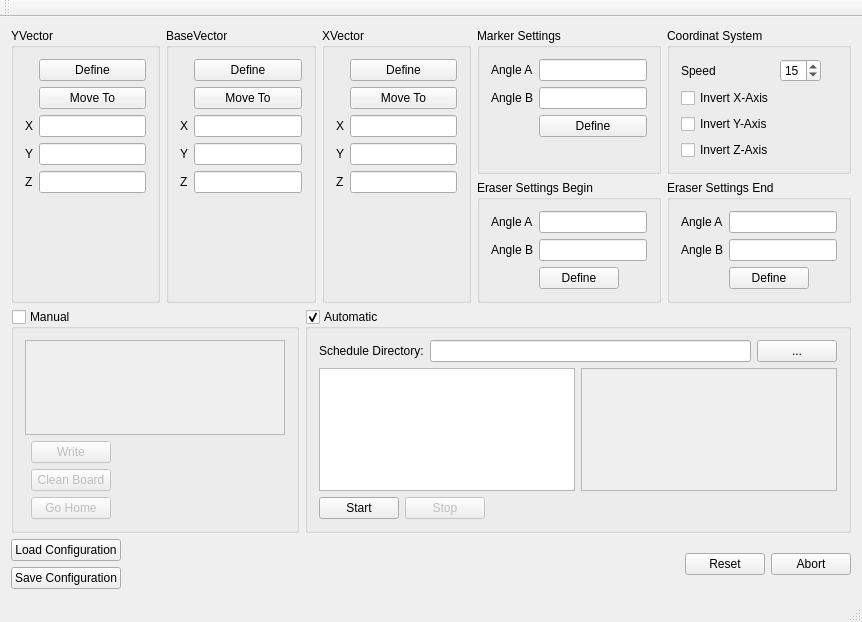
Above: src/DrawTextToPlaneGUI/maingui.ui from yoshi5534/schorsch-the-robot before the change. Below: the same form after it.
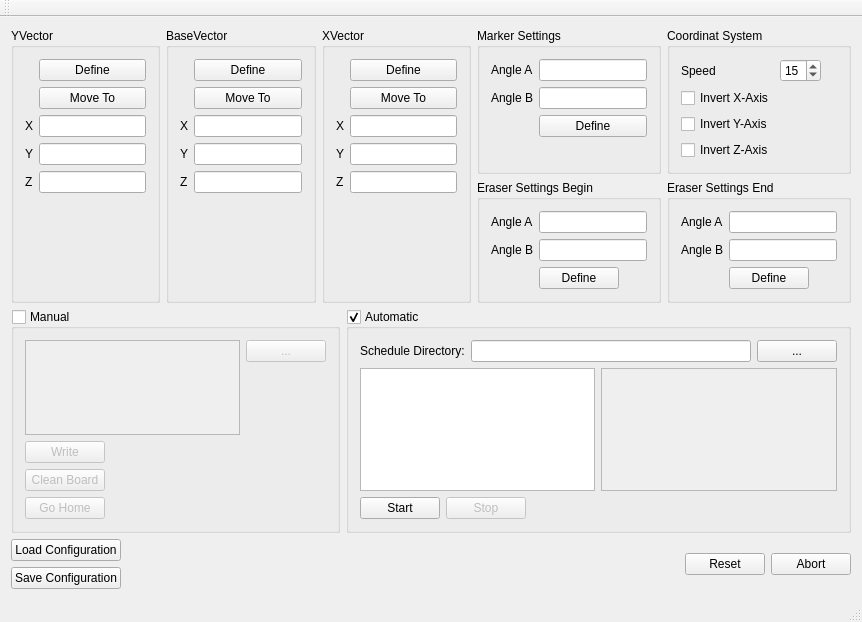
That is the form after the change.

Commit message: added button to laod preformated text

What changed in the file:
```diff
--- a/src/DrawTextToPlaneGUI/maingui.ui
+++ b/src/DrawTextToPlaneGUI/maingui.ui
@@ -434,32 +434,57 @@
          <bool>false</bool>
         </property>
         <layout class="QFormLayout" name="formLayout_3">
-         <property name="fieldGrowthPolicy">
-          <enum>QFormLayout::ExpandingFieldsGrow</enum>
-         </property>
-         <item row="0" column="0" colspan="2">
-          <widget class="QTextEdit" name="txtEditTextToWrite"/>
+         <item row="1" column="0">
+          <widget class="QPushButton" name="btnWrite">
+           <property name="text">
+            <string>Write</string>
+           </property>
+          </widget>
          </item>
-         <item row="2" column="1">
+         <item row="2" column="0">
           <widget class="QPushButton" name="btnCleanBoard">
            <property name="text">
             <string>Clean Board</string>
            </property>
           </widget>
          </item>
-         <item row="3" column="1">
+         <item row="3" column="0">
           <widget class="QPushButton" name="btnHome">
            <property name="text">
             <string>Go Home</string>
            </property>
           </widget>
          </item>
-         <item row="1" column="1">
-          <widget class="QPushButton" name="btnWrite">
-           <property name="text">
-            <string>Write</string>
-           </property>
-          </widget>
+         <item row="0" column="0" colspan="2">
+          <layout class="QHBoxLayout" name="horizontalLayout_8">
+           <item>
+            <widget class="QTextEdit" name="txtEditTextToWrite"/>
+           </item>
+           <item>
+            <layout class="QVBoxLayout" name="verticalLayout_6">
+             <item>
+              <widget class="QPushButton" name="manualLoadTextFromFileButton">
+               <property name="text">
+                <string>...</string>
+               </property>
+              </widget>
+             </item>
+             <item>
+              <spacer name="verticalSpacer_4">
+               <property name="orientation">
+                <enum>Qt::Vertical</enum>
+               </property>
+               <property name="sizeHint" stdset="0">
+                <size>
+                 <width>20</width>
+                 <height>40</height>
+                </size>
+               </property>
+              </spacer>
+             </item>
+            </layout>
+           </item>
+          </layout>
          </item>
         </layout>
        </widget>
```
Left out of the diff: 145 changed lines with no effect on the pictures. The commit also changes 2 other files.
